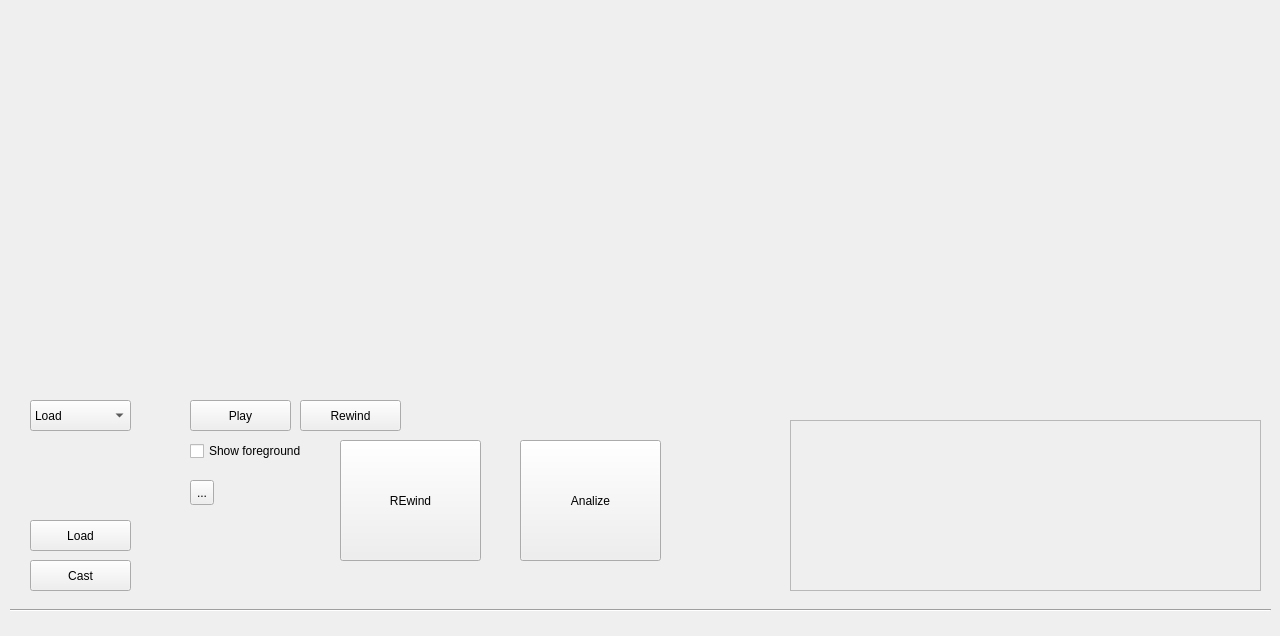
Above: src/mainwindow.ui from SkinnyDipping/3dTrajectory before the change. Below: the same form after it.
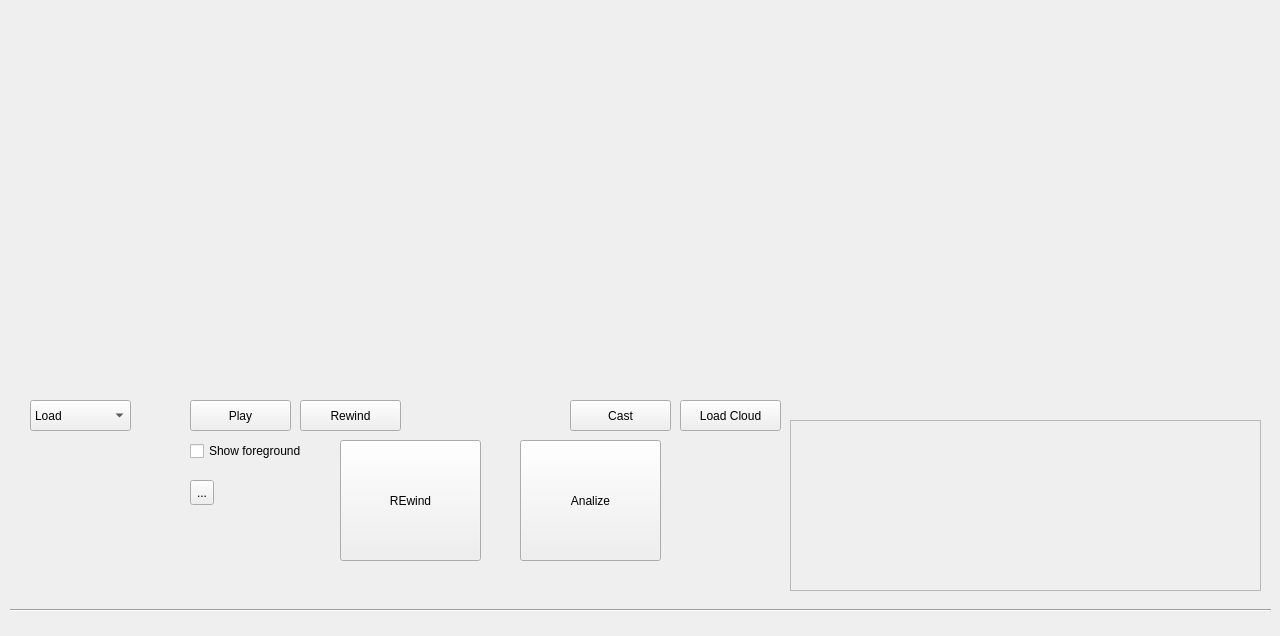
That is the form after the change.

Diff of the .ui file:
```diff
--- a/src/mainwindow.ui
+++ b/src/mainwindow.ui
@@ -40,21 +40,21 @@
   <widget class="QPushButton" name="loadSequence">
    <property name="geometry">
     <rect>
-     <x>30</x>
-     <y>520</y>
+     <x>680</x>
+     <y>400</y>
      <width>101</width>
      <height>31</height>
     </rect>
    </property>
    <property name="text">
-    <string>Load</string>
+    <string>Load Cloud</string>
    </property>
   </widget>
   <widget class="QPushButton" name="performCasting">
    <property name="geometry">
     <rect>
-     <x>30</x>
-     <y>560</y>
+     <x>570</x>
+     <y>400</y>
      <width>101</width>
      <height>31</height>
     </rect>
```
Left out of the diff: 2 changed lines with no effect on the pictures.
